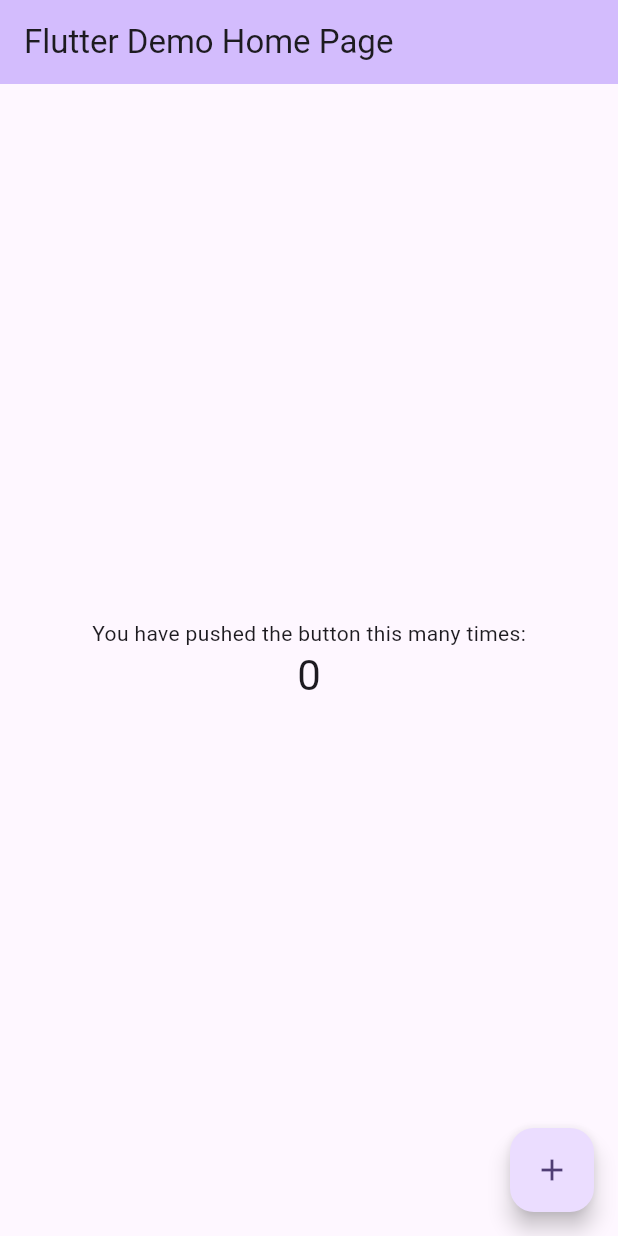
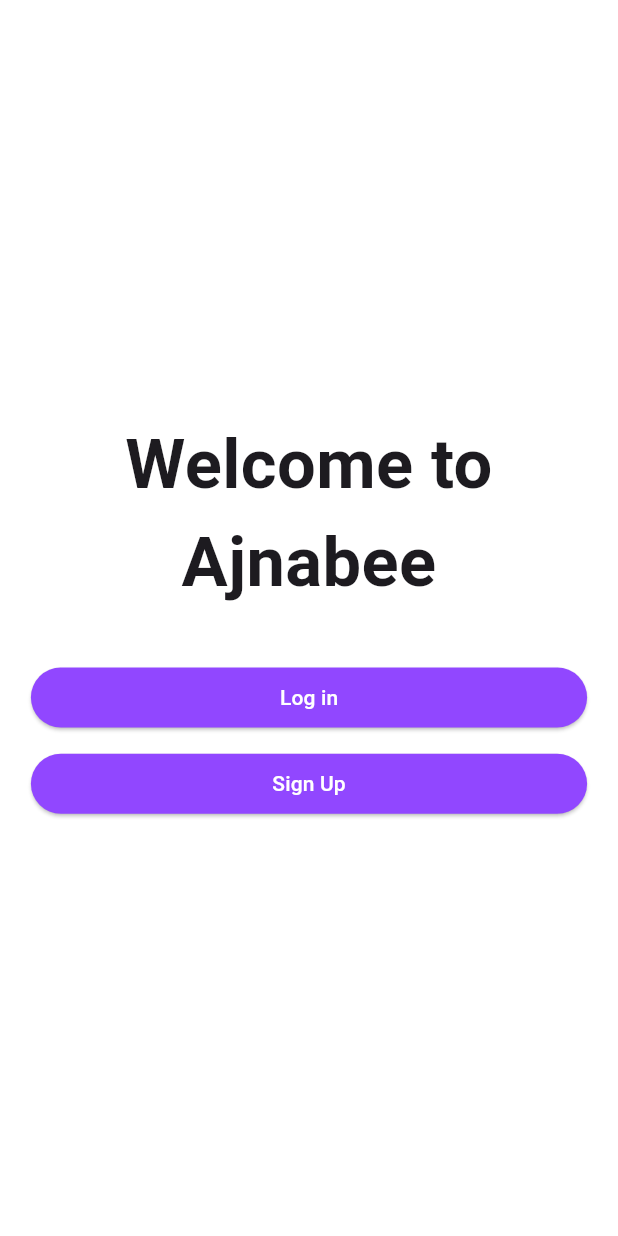
Before and after one commit to Saksham0205/twitch_clone, a Flutter app: the screen it shows after launch, on a phone screen of 412 x 824 dp. Run offline on Flutter 3.47's test engine with Material 3 defaults, Android fonts, the phone set to English and light mode, and no system bars; our stand-ins replace flutter_screenutil.

Commit message:
Boarding Screen

```diff
--- a/lib/main.dart
+++ b/lib/main.dart
@@ -1,4 +1,8 @@
 import 'package:flutter/material.dart';
+import 'package:flutter_screenutil/flutter_screenutil.dart';
+import 'package:twitch_clone/screens/onboarding_screen.dart';
+import 'package:twitch_clone/utils/colors.dart';
+
 
 void main() {
   runApp(const MyApp());
@@ -6,120 +10,36 @@
 
 class MyApp extends StatelessWidget {
   const MyApp({super.key});
-
-  // This widget is the root of your application.
   @override
   Widget build(BuildContext context) {
+    ScreenUtil.init(
+      context,
+      designSize: const Size(360, 690),
+      minTextAdapt: true,
+      splitScreenMode: true,
+    );
     return MaterialApp(
-      title: 'Flutter Demo',
-      theme: ThemeData(
-        // This is the theme of your application.
-        //
-        // TRY THIS: Try running your application with "flutter run". You'll see
-        // the application has a purple toolbar. Then, without quitting the app,
-        // try changing the seedColor in the colorScheme below to Colors.green
-        // and then invoke "hot reload" (save your changes or press the "hot
-        // reload" button in a Flutter-supported IDE, or press "r" if you used
-        // the command line to start the app).
-        //
-        // Notice that the counter didn't reset back to zero; the application
-        // state is not lost during the reload. To reset the state, use hot
-        // restart instead.
-        //
-        // This works for code too, not just values: Most code changes can be
-        // tested with just a hot reload.
-        colorScheme: ColorScheme.fromSeed(seedColor: Colors.deepPurple),
-        useMaterial3: true,
+      debugShowCheckedModeBanner: false,
+      title: 'Twitch Clone App',
+      theme: ThemeData.light().copyWith(
+        scaffoldBackgroundColor: backgroundColor,
+        appBarTheme: AppBarTheme.of(context).copyWith(
+          backgroundColor: backgroundColor,
+          elevation: 0,
+          titleTextStyle: TextStyle(
+            color: primaryColor,
+            fontSize: 20.sp,
+            fontWeight: FontWeight.w600,
+          ),
+          iconTheme: const IconThemeData(
+            color: primaryColor,
+          )
+        ),
       ),
-      home: const MyHomePage(title: 'Flutter Demo Home Page'),
+      routes: {
+        '/onboarding':(context)=>const OnboardingScreen(),
+      },
+      home: const OnboardingScreen(),
     );
   }
 }
-
-class MyHomePage extends StatefulWidget {
-  const MyHomePage({super.key, required this.title});
-
-  // This widget is the home page of your application. It is stateful, meaning
-  // that it has a State object (defined below) that contains fields that affect
-  // how it looks.
-
-  // This class is the configuration for the state. It holds the values (in this
-  // case the title) provided by the parent (in this case the App widget) and
-  // used by the build method of the State. Fields in a Widget subclass are
-  // always marked "final".
-
-  final String title;
-
-  @override
-  State<MyHomePage> createState() => _MyHomePageState();
-}
-
-class _MyHomePageState extends State<MyHomePage> {
-  int _counter = 0;
-
-  void _incrementCounter() {
-    setState(() {
-      // This call to setState tells the Flutter framework that something has
-      // changed in this State, which causes it to rerun the build method below
-      // so that the display can reflect the updated values. If we changed
-      // _counter without calling setState(), then the build method would not be
-      // called again, and so nothing would appear to happen.
-      _counter++;
-    });
-  }
-
-  @override
-  Widget build(BuildContext context) {
-    // This method is rerun every time setState is called, for instance as done
-    // by the _incrementCounter method above.
-    //
-    // The Flutter framework has been optimized to make rerunning build methods
-    // fast, so that you can just rebuild anything that needs updating rather
-    // than having to individually change instances of widgets.
-    return Scaffold(
-      appBar: AppBar(
-        // TRY THIS: Try changing the color here to a specific color (to
-        // Colors.amber, perhaps?) and trigger a hot reload to see the AppBar
-        // change color while the other colors stay the same.
-        backgroundColor: Theme.of(context).colorScheme.inversePrimary,
-        // Here we take the value from the MyHomePage object that was created by
-        // the App.build method, and use it to set our appbar title.
-        title: Text(widget.title),
-      ),
-      body: Center(
-        // Center is a layout widget. It takes a single child and positions it
-        // in the middle of the parent.
-        child: Column(
-          // Column is also a layout widget. It takes a list of children and
-          // arranges them vertically. By default, it sizes itself to fit its
-          // children horizontally, and tries to be as tall as its parent.
-          //
-          // Column has various properties to control how it sizes itself and
-          // how it positions its children. Here we use mainAxisAlignment to
-          // center the children vertically; the main axis here is the vertical
-          // axis because Columns are vertical (the cross axis would be
-          // horizontal).
-          //
-          // TRY THIS: Invoke "debug painting" (choose the "Toggle Debug Paint"
-          // action in the IDE, or press "p" in the console), to see the
-          // wireframe for each widget.
-          mainAxisAlignment: MainAxisAlignment.center,
-          children: <Widget>[
-            const Text(
-              'You have pushed the button this many times:',
-            ),
-            Text(
-              '$_counter',
-              style: Theme.of(context).textTheme.headlineMedium,
-            ),
-          ],
-        ),
-      ),
-      floatingActionButton: FloatingActionButton(
-        onPressed: _incrementCounter,
-        tooltip: 'Increment',
-        child: const Icon(Icons.add),
-      ), // This trailing comma makes auto-formatting nicer for build methods.
-    );
-  }
-}
--- /dev/null
+++ b/lib/screens/onboarding_screen.dart
@@ -0,0 +1,39 @@
+import 'package:flutter/material.dart';
+import 'package:flutter_screenutil/flutter_screenutil.dart';
+import 'package:twitch_clone/main.dart';
+import 'package:twitch_clone/widgets/custom_button.dart';
+
+class OnboardingScreen extends StatelessWidget {
+  const OnboardingScreen({super.key});
+
+  @override
+  Widget build(BuildContext context) {
+    return Scaffold(
+      body: Padding(
+        padding: EdgeInsets.symmetric(horizontal: 18.w),
+        child: Column(
+          mainAxisAlignment: MainAxisAlignment.center,
+          children: [
+            Text(
+              "Welcome to \nAjnabee",
+              style: TextStyle(fontSize: 40.sp, fontWeight: FontWeight.bold),
+              textAlign: TextAlign.center,
+            ),
+            SizedBox(
+              height: 20.h,
+            ),
+            Padding(
+              padding: EdgeInsets.symmetric(vertical: 8.h),
+              child: SizedBox(
+                  width: double.infinity,
+                  child: CustomButton(text: "Log in", onTap: () {})),
+            ),
+            SizedBox(
+                width: double.infinity,
+                child: CustomButton(text: "Sign Up", onTap: () {})),
+          ],
+        ),
+      ),
+    );
+  }
+}
--- /dev/null
+++ b/lib/utils/colors.dart
@@ -0,0 +1,6 @@
+import 'package:flutter/material.dart';
+
+const buttonColor = Color.fromRGBO(145, 71, 255, 1);
+const backgroundColor = Colors.white;
+const secondaryBackgroundColor = Color.fromRGBO(239, 239, 241, 1);
+const primaryColor = Colors.black;
--- /dev/null
+++ b/lib/widgets/custom_button.dart
@@ -0,0 +1,23 @@
+import 'package:flutter/material.dart';
+import 'package:flutter_screenutil/flutter_screenutil.dart';
+import 'package:twitch_clone/utils/colors.dart';
+
+class CustomButton extends StatelessWidget {
+  const CustomButton({super.key, required this.text, required this.onTap});
+  final String text;
+  final VoidCallback onTap;
+
+  @override
+  Widget build(BuildContext context) {
+    return ElevatedButton(
+      style: ElevatedButton.styleFrom(
+        backgroundColor: buttonColor,
+        foregroundColor:Colors.white,
+        maximumSize: Size(double.infinity, 45.h),
+      ),
+        onPressed: onTap,
+        child: Text(text),
+    );
+
+  }
+}
```
Also changed, not shown: pubspec.yaml (+1 -22 lines), pubspec.lock.
